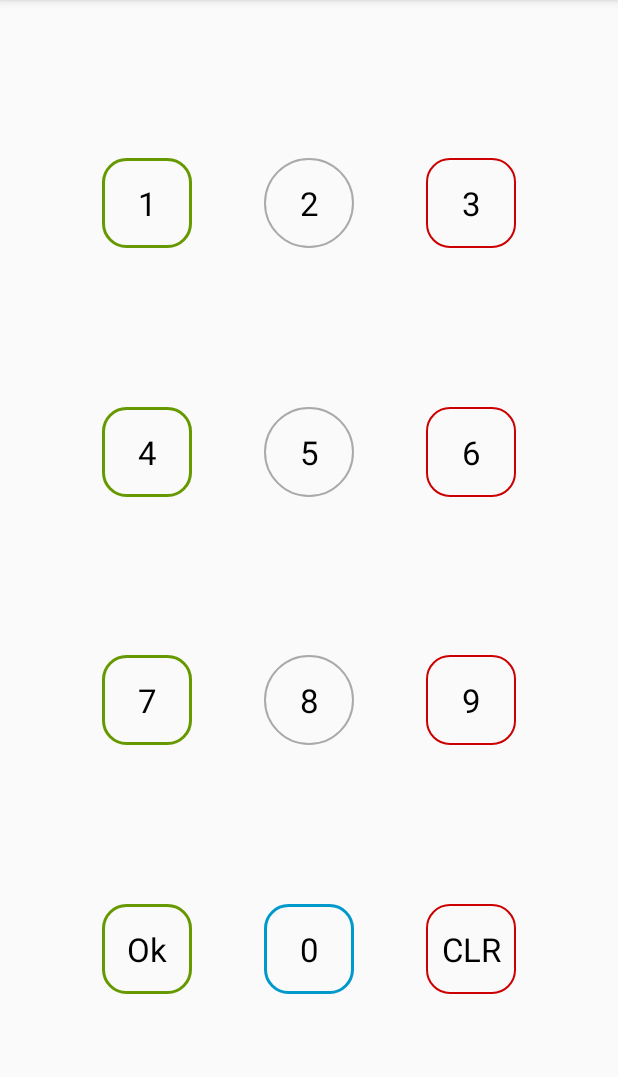
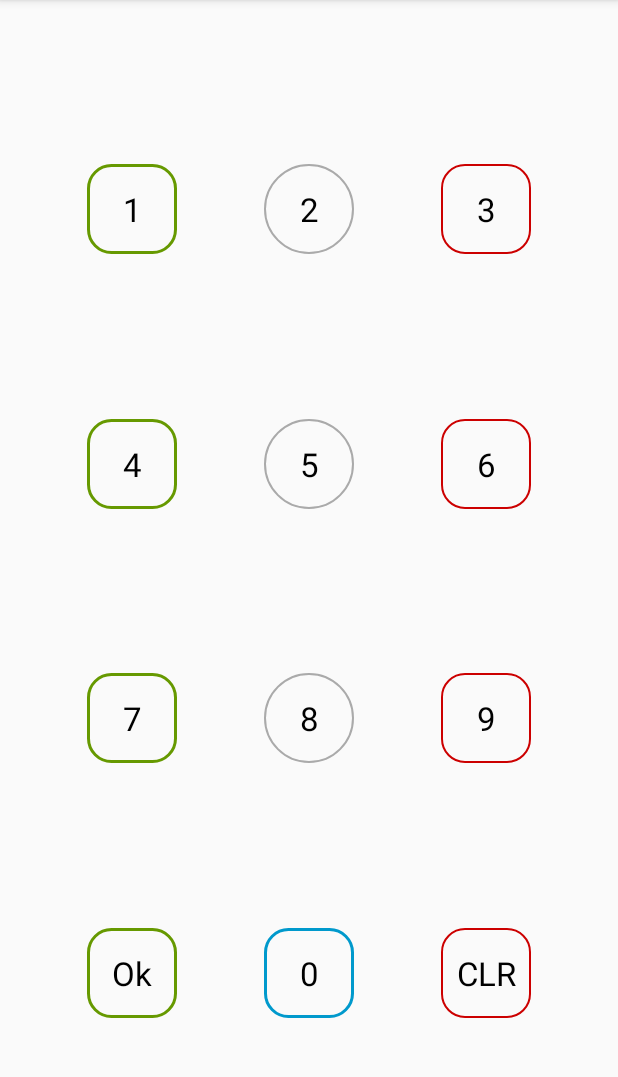
Before and after one commit to maxpilotto/keypad-view, an Android app: the screen it shows after launch (MainActivity), on a phone screen of 412 x 824 dp, the part 84-1161 px from its top. Run offline under Robolectric (Android 15) with nearby library versions, the phone set to English and light mode, and no system bars.

Commit message:
Add methods for settings margins for each key or for all of them

```diff
--- a/app/src/main/java/com/maxpilotto/keypadviewdemo/MainActivity.java
+++ b/app/src/main/java/com/maxpilotto/keypadviewdemo/MainActivity.java
@@ -18,13 +18,13 @@ public class MainActivity extends AppCompatActivity {
 
         keypad.setOnClickListener(new KeyPad.KeyClickListener() {
             @Override public void onClick(Key key) {
-                Log.d("KeyPadView","Clicked: " + key.getKey());
+                Log.d("KeyPadView", "Clicked: " + key.getKey());
             }
         });
 
         keypad.setOnLongClickListener(new KeyPad.KeyLongClickListener() {
             @Override public boolean onLongClick(Key key) {
-                Log.d("KeyPadView","Long clicked: " + key.getKey());
+                Log.d("KeyPadView", "Long clicked: " + key.getKey());
 
                 return true;
             }
@@ -46,5 +46,7 @@ public class MainActivity extends AppCompatActivity {
 
         keypad.getKey(0).setKeyBackground(R.drawable.bg_blue);
         keypad.setKeysTextColor(getResources().getColor(android.R.color.black));
+
+        keypad.setKeysMargins(30);
     }
 }
--- a/app/src/main/res/layout/activity_main.xml
+++ b/app/src/main/res/layout/activity_main.xml
@@ -16,6 +16,6 @@
         app:leftKeyText="Ok"
         app:showRightKey="true"
         app:rightKeyText="CLR"
-        app:keysBackground="@drawable/bg_red"/>
+        app:keysBackground="@drawable/bg_red" />
 
 </LinearLayout>
--- a/keypad-view/src/main/java/com/maxpilotto/keypadview/KeyPad.java
+++ b/keypad-view/src/main/java/com/maxpilotto/keypadview/KeyPad.java
@@ -64,6 +64,17 @@ public class KeyPad extends ConstraintLayout {
                 right.setVisibility(INVISIBLE);
             }
 
+            setKeysMargins(
+                    (int) array.getDimension(R.styleable.KeyPad_keysMarginLeft, 0),
+                    (int) array.getDimension(R.styleable.KeyPad_keysMarginTop, 0),
+                    (int) array.getDimension(R.styleable.KeyPad_keysMarginRight, 0),
+                    (int) array.getDimension(R.styleable.KeyPad_keysMarginBottom, 0)
+            );
+
+            setKeysMargins(
+                    (int) array.getDimension(R.styleable.KeyPad_keysMargin,0)
+            );
+
             setAllKeysParams(array);
 
             array.recycle();
@@ -125,8 +136,8 @@ public class KeyPad extends ConstraintLayout {
      * @return Key or null if not found
      */
     public Key getKey(String text) {
-        for (Key k : keys){
-            if (k.getKey().equals(text)){
+        for (Key k : keys) {
+            if (k.getKey().equals(text)) {
                 return k;
             }
         }
@@ -140,11 +151,11 @@ public class KeyPad extends ConstraintLayout {
      * @param value Integer value of the searched key
      * @return Key or null if not found
      */
-    public Key getKey(Integer value){
-        for (Key k : keys){
+    public Key getKey(Integer value) {
+        for (Key k : keys) {
             String str = String.valueOf(value);
 
-            if (k.getKey().equals(str)){
+            if (k.getKey().equals(str)) {
                 return k;
             }
         }
@@ -164,6 +175,102 @@ public class KeyPad extends ConstraintLayout {
         }
 
         return keys.get(position);
+    }
+
+    /**
+     * Sets the margins of the given key
+     *
+     * @param text   Text of the key to change
+     * @param left   Left margin
+     * @param top    Top margin
+     * @param right  Right margin
+     * @param bottom Bottom margin
+     */
+    public void setKeyMargins(String text, int left, int top, int right, int bottom) {
+        setKeyMargins(getKey(text), left, top, right, bottom);
+    }
+
+    /**
+     * Sets the margins of the given key
+     *
+     * @param value  Value of the key to change
+     * @param left   Left margin
+     * @param top    Top margin
+     * @param right  Right margin
+     * @param bottom Bottom margin
+     */
+    public void setKeyMargins(Integer value, int left, int top, int right, int bottom) {
+        setKeyMargins(getKey(value), left, top, right, bottom);
+    }
+
+    /**
+     * Sets the margins of the given key
+     *
+     * @param key    Key to change
+     * @param left   Left margin
+     * @param top    Top margin
+     * @param right  Right margin
+     * @param bottom Bottom margin
+     */
+    public void setKeyMargins(Key key, int left, int top, int right, int bottom) {
+        if (key != null) {
+            ConstraintLayout.LayoutParams params = (LayoutParams) key.getLayoutParams();
+
+            params.setMargins(left, top, right, bottom);
+        }
+    }
+
+    /**
+     * Sets the margins of the given key
+     *
+     * @param text   Text of the key to change
+     * @param margin Margin of all sides
+     */
+    public void setKeyMargins(String text, int margin) {
+        setKeyMargins(getKey(text), margin, margin, margin, margin);
+    }
+
+    /**
+     * Sets the margins of the given key
+     *
+     * @param value  Value of the key to change
+     * @param margin Margin of all sides
+     */
+    public void setKeyMargins(Integer value, int margin) {
+        setKeyMargins(getKey(value), margin, margin, margin, margin);
+    }
+
+    /**
+     * Sets the margins of the given key
+     *
+     * @param key    Key to change
+     * @param margin Margin of all sides
+     */
+    public void setKeyMargins(Key key, int margin) {
+        setKeyMargins(key, margin, margin, margin, margin);
+    }
+
+    /**
+     * Sets the all the keys' margins
+     *
+     * @param left   Left margin
+     * @param top    Top margin
+     * @param right  Right margin
+     * @param bottom Bottom margin
+     */
+    public void setKeysMargins(int left, int top, int right, int bottom) {
+        for (Key k : keys) {
+            setKeyMargins(k, left, top, right, bottom);
+        }
+    }
+
+    /**
+     * Sets the all the keys' margins
+     *
+     * @param margin Margin of all sides
+     */
+    public void setKeysMargins(int margin) {
+        setKeysMargins(margin, margin, margin, margin);
     }
 
     /**
```
Also changed, not shown: keypad-view/src/main/res/values/styles.xml (+15 -0 lines).
